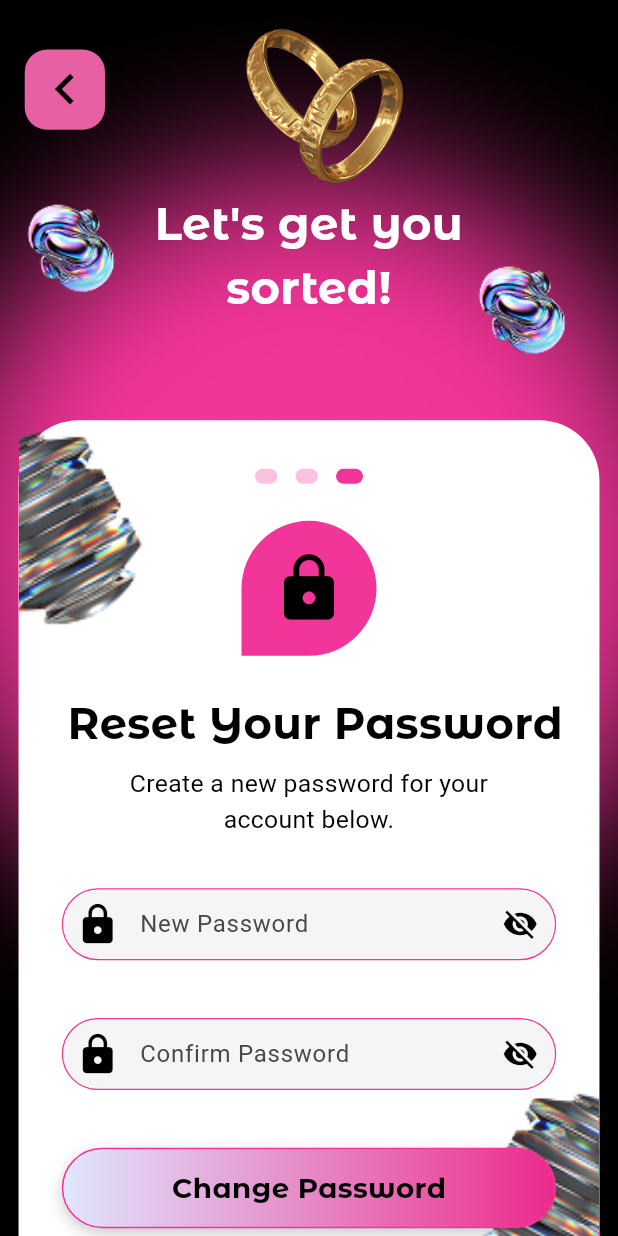
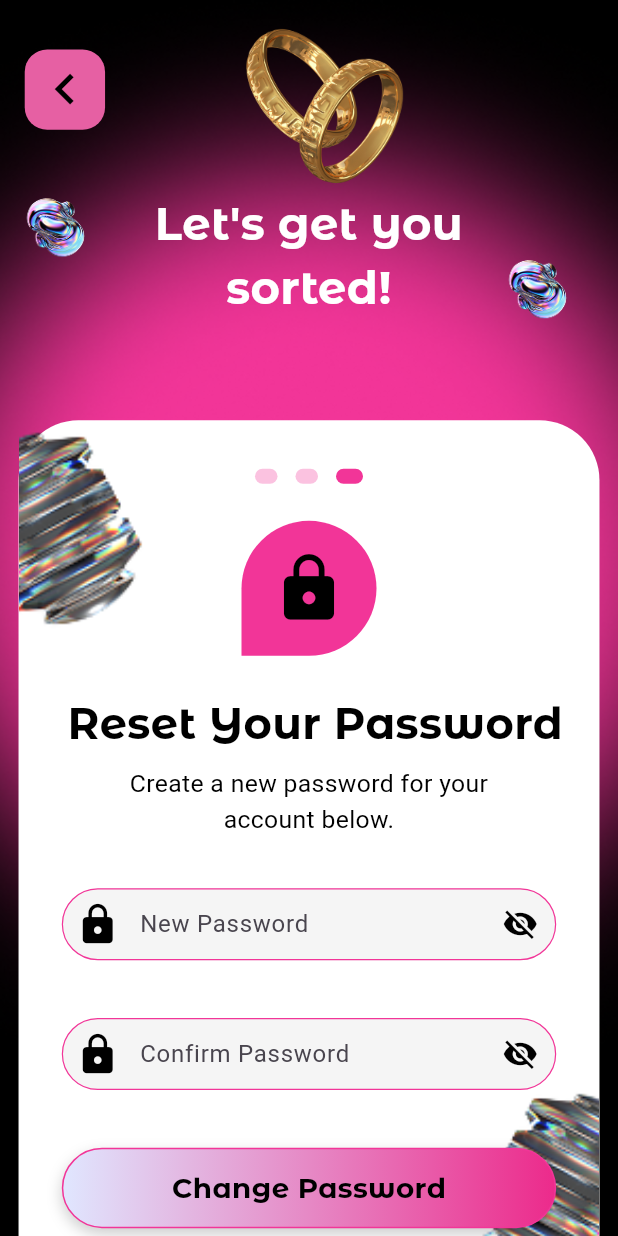
Before and after one commit to Alvin11David/Events-Uganda, a Flutter app: the screen it shows after launch, on a phone screen of 412 x 824 dp. Run offline on Flutter 3.47's test engine with Material 3 defaults, Android fonts, the phone set to English and light mode, and no system bars; our stand-ins replace cloud_firestore, firebase_auth, firebase_core, firebase_messaging, google_sign_in, shared_preferences and 1 more; accounts and stored records are empty; Roboto replaces fonts that are missing (Abril Fatface).

```diff
--- a/events_uganda/lib/Auth/Reset_Password_Screen.dart
+++ b/events_uganda/lib/Auth/Reset_Password_Screen.dart
@@ -30,7 +30,7 @@ class _ResetPasswordScreenState extends State<ResetPasswordScreen> {
     final screenHeight = MediaQuery.of(context).size.height;
 
     // Reduced vector size
-    final double vectBaseWidth = screenWidth * 0.15;
+    final double vectBaseWidth = screenWidth * 0.10;
     final double vectWidth = vectBaseWidth;
     final double vectHeight = vectBaseWidth * (91 / 67);
 
@@ -38,7 +38,8 @@ class _ResetPasswordScreenState extends State<ResetPasswordScreen> {
 
     return Scaffold(
       backgroundColor: Colors.black,
-      body: Stack(
+      body: SafeArea(
+        child: Stack(
           children: [
             // Background PNG image
             Positioned(
@@ -425,6 +426,7 @@ class _ResetPasswordScreenState extends State<ResetPasswordScreen> {
             ),
           ],
         ),
+      ),
     );
   }
 }
```
Lines whose indentation alone changed are shown as unchanged.
